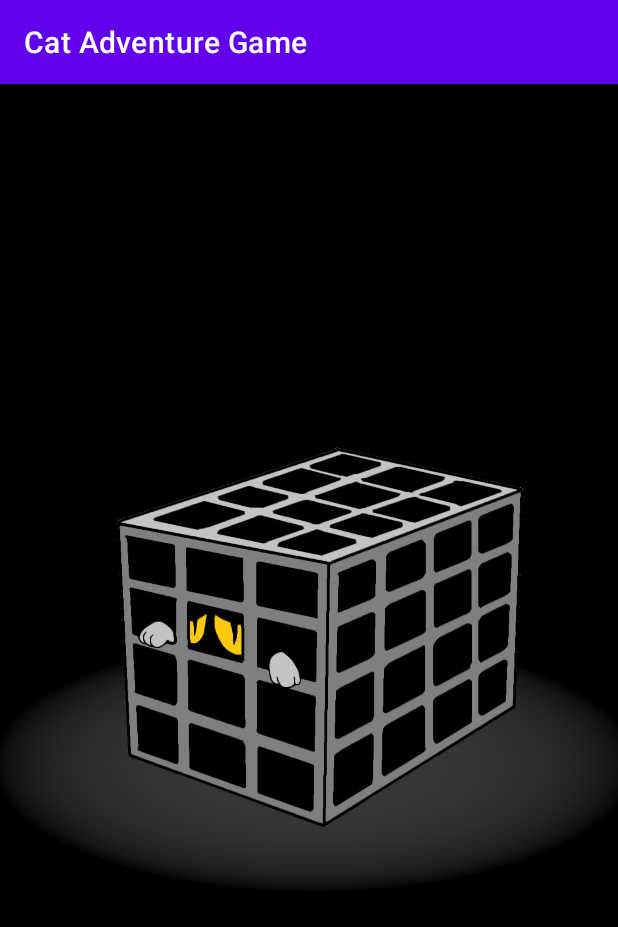
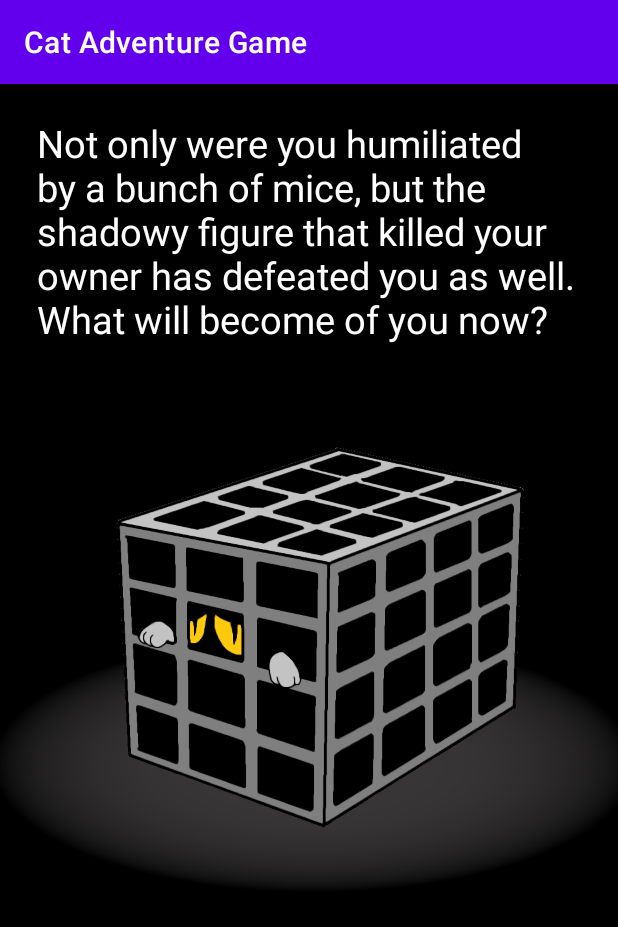
Before and after one commit to jmai136/Mobile-app-development-Capstone-Collab-Project, an Android app: the BadEnding screen opened directly, with no data from a screen before it, on a phone screen of 412 x 824 dp. Shown: the top 927 px of the screen. Run offline under Robolectric (Android 15) with nearby library versions, the phone set to English and light mode, and no system bars.

Commit message:
bad ending text

```diff
--- a/app/src/main/res/layout/activity_bad_ending.xml
+++ b/app/src/main/res/layout/activity_bad_ending.xml
@@ -13,4 +13,15 @@
         android:scaleType="fitXY"
         android:layout_margin="0dp"
         app:srcCompat="@drawable/badendingpixel" />
+
+    <TextView
+        android:id="@+id/bEnding"
+        android:layout_width="362dp"
+        android:layout_height="wrap_content"
+        android:layout_alignParentTop="true"
+        android:layout_centerHorizontal="true"
+        android:layout_marginTop="22dp"
+        android:text="@string/bEnding"
+        android:textColor="@color/white"
+        android:textSize="25sp" />
 </RelativeLayout>
```
